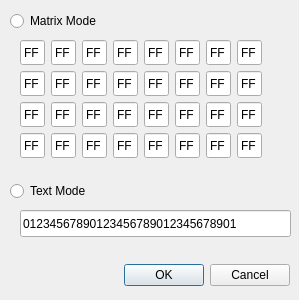
This is ui/setmatrix.ui in giovanirinaldi/YAAES as Qt 5 draws it before an edit. The edited form follows.
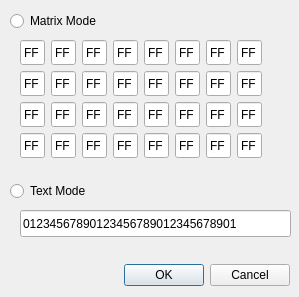
This is the edited form.

Diff of the .ui file:
```diff
--- a/ui/setmatrix.ui
+++ b/ui/setmatrix.ui
@@ -10,7 +10,7 @@
     <x>0</x>
     <y>0</y>
     <width>299</width>
-    <height>300</height>
+    <height>297</height>
    </rect>
   </property>
   <property name="windowTitle">
```
